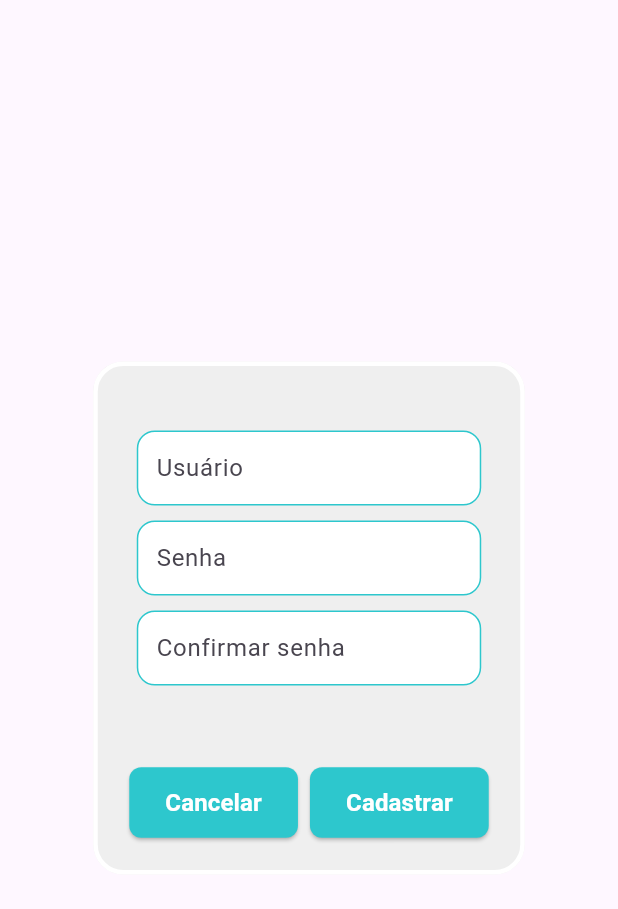
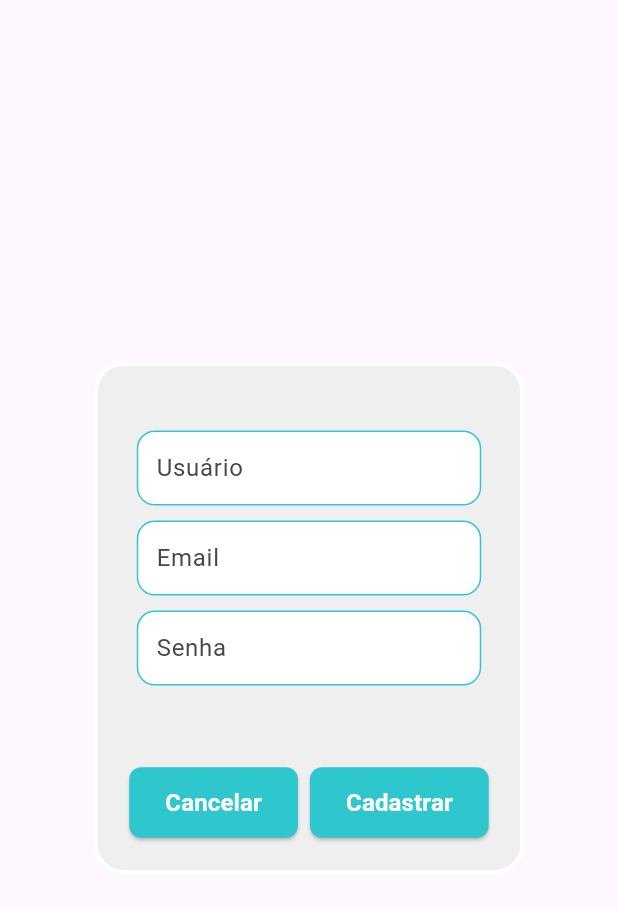
Before and after one commit to Pi-Multiplataforma/Dev-Multiplataforma, a Flutter app: what cadastroPopup() shows on an empty page, opened directly, on a phone screen of 412 x 824 dp. Shown: the top 909 px of the screen. Run offline on Flutter 3.47's test engine with Material 3 defaults, Android fonts, the light colour scheme and no system bars; our stand-ins replace flutter_svg; missing offline and left inert: hovering; Roboto replaces fonts that are missing (Inria Sans).

Commit message:
arrumando popups

```diff
--- a/lib/src/telas/home_page.dart
+++ b/lib/src/telas/home_page.dart
@@ -160,7 +160,7 @@ Widget loginPopup(BuildContext context) {
             child: const TextField(
               decoration: InputDecoration(
                 border: InputBorder.none,
-                hintText: 'Usuário',
+                hintText: 'Email',
                 contentPadding: EdgeInsets.symmetric(horizontal: 12),
               ),
             ),
@@ -274,7 +274,7 @@ Widget cadastroPopup(BuildContext context) {
               obscureText: true,
               decoration: InputDecoration(
                 border: InputBorder.none,
-                hintText: 'Senha',
+                hintText: 'Email',
                 contentPadding: EdgeInsets.symmetric(horizontal: 12),
               ),
             ),
@@ -293,7 +293,7 @@ Widget cadastroPopup(BuildContext context) {
               obscureText: true,
               decoration: InputDecoration(
                 border: InputBorder.none,
-                hintText: 'Confirmar senha',
+                hintText: 'Senha',
                 contentPadding: EdgeInsets.symmetric(horizontal: 12),
               ),
             ),
```
